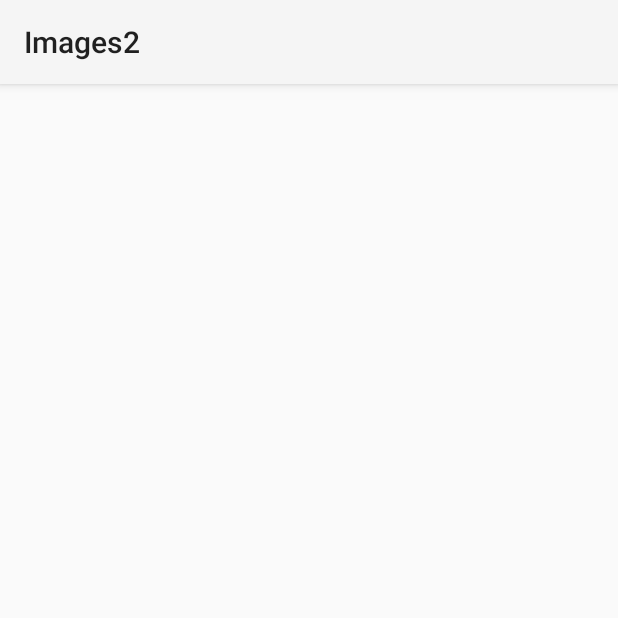
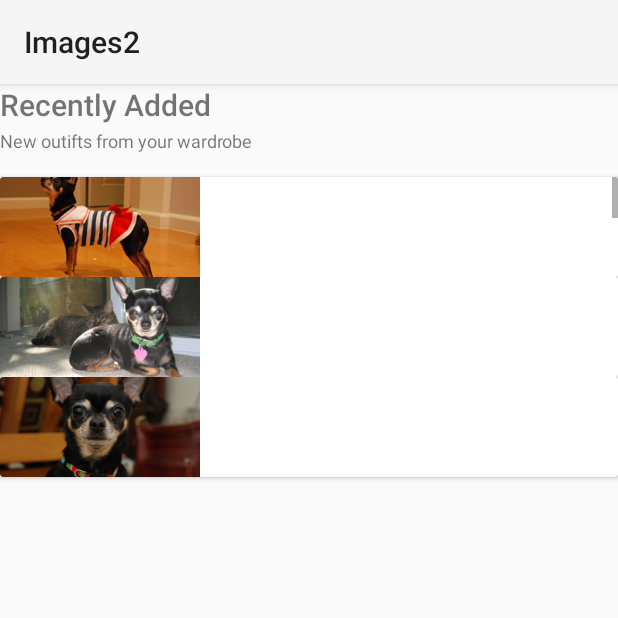
Before and after one commit to bpowell/mhacksv, an Android app: the fragment WhatToWearFragment shown on its own in the app's theme, on a phone screen of 412 x 824 dp, the top half of it. Run offline under Robolectric (Android 15) with nearby library versions, the phone set to English and light mode, and no system bars; libraries missing offline, so code that uses them is left out: org.androidannotations.annotations.

Commit message:
Working image adapter in card view

```diff
--- a/Images/app/src/main/java/edu/oakland/images/activities/MainActivity.java
+++ b/Images/app/src/main/java/edu/oakland/images/activities/MainActivity.java
@@ -1,14 +1,12 @@
 package edu.oakland.images.activities;
 
+import android.app.Fragment;
 import android.os.Bundle;
-import android.app.Fragment;
 import android.support.v4.app.FragmentActivity;
-import android.support.v7.app.ActionBarActivity;
 import android.view.Menu;
 import android.view.MenuItem;
 
 import org.androidannotations.annotations.EActivity;
-import org.androidannotations.annotations.ViewById;
 
 import edu.oakland.images.R;
 import edu.oakland.images.fragments.WhatToWearFragment_;
@@ -17,11 +15,9 @@ import edu.oakland.images.fragments.WhatToWearFragment_;
 @EActivity(R.layout.activity_main)
 public class MainActivity extends FragmentActivity {
 
-
     @Override
     public void onCreate(Bundle savedInstanceState) {
         super.onCreate(savedInstanceState);
-
         setUpFragment();
     }
 
--- /dev/null
+++ b/Images/app/src/main/java/edu/oakland/images/adapters/OutfitAdapter.java
@@ -0,0 +1,65 @@
+package edu.oakland.images.adapters;
+
+import android.content.Context;
+import android.support.v7.widget.CardView;
+import android.view.View;
+import android.view.ViewGroup;
+import android.widget.BaseAdapter;
+import android.widget.GridView;
+import android.widget.ImageView;
+
+import edu.oakland.images.R;
+
+/**
+ * Created by steven on 1/17/15.
+ */
+public class OutfitAdapter extends BaseAdapter {
+    private Context mContext;
+
+    public OutfitAdapter(Context c) {
+        mContext = c;
+    }
+
+    public int getCount() {
+        return mThumbIds.length;
+    }
+
+    public Object getItem(int position) {
+        return null;
+    }
+
+    public long getItemId(int position) {
+        return 0;
+    }
+
+    // create a new ImageView for each item referenced by the Adapter
+    public View getView(int position, View convertView, ViewGroup parent) {
+        CardView cardView = new CardView(mContext);
+        cardView.setPadding(8, 8, 8, 8);
+
+        ImageView imageView = new ImageView(mContext);
+        imageView.setLayoutParams(new GridView.LayoutParams(200, 100));
+        imageView.setScaleType(ImageView.ScaleType.CENTER_CROP);
+
+        imageView.setImageResource(mThumbIds[position]);
+
+        cardView.addView(imageView);
+
+        return cardView;
+    }
+
+    // references to our images
+    private Integer[] mThumbIds = {
+            R.drawable.sample_2, R.drawable.sample_3,
+            R.drawable.sample_4, R.drawable.sample_5,
+            R.drawable.sample_6, R.drawable.sample_7,
+            R.drawable.sample_0, R.drawable.sample_1,
+            R.drawable.sample_2, R.drawable.sample_3,
+            R.drawable.sample_4, R.drawable.sample_5,
+            R.drawable.sample_6, R.drawable.sample_7,
+            R.drawable.sample_0, R.drawable.sample_1,
+            R.drawable.sample_2, R.drawable.sample_3,
+            R.drawable.sample_4, R.drawable.sample_5,
+            R.drawable.sample_6, R.drawable.sample_7
+    };
+}
--- a/Images/app/src/main/java/edu/oakland/images/fragments/WhatToWearFragment.java
+++ b/Images/app/src/main/java/edu/oakland/images/fragments/WhatToWearFragment.java
@@ -1,14 +1,39 @@
 package edu.oakland.images.fragments;
 
 import android.app.Fragment;
+import android.os.Bundle;
+import android.util.Log;
+import android.view.LayoutInflater;
+import android.view.View;
+import android.view.ViewGroup;
+import android.widget.AdapterView;
+import android.widget.GridView;
 
 import org.androidannotations.annotations.EFragment;
 
 import edu.oakland.images.R;
+import edu.oakland.images.adapters.OutfitAdapter;
 
 /**
  * Created by steven on 1/17/15.
  */
-@EFragment(R.layout.fragment_what_to_wear)
+@EFragment
 public class WhatToWearFragment extends Fragment {
+
+    @Override
+    public View onCreateView(LayoutInflater inflater, ViewGroup container,
+                             Bundle savedInstanceState) {
+        View v = inflater.inflate(R.layout.fragment_what_to_wear, container, false);
+        GridView gridView = (GridView) v.findViewById(R.id.grid_view);
+
+        gridView.setAdapter(new OutfitAdapter(getActivity()));
+        gridView.setOnItemClickListener(new AdapterView.OnItemClickListener() {
+            @Override
+            public void onItemClick(AdapterView<?> parent, View view, int position, long id) {
+                Log.d("SLKJA:SLKJ", "" + position);
+            }
+        });
+
+        return v;
+    }
 }
--- a/Images/app/src/main/res/layout/fragment_what_to_wear.xml
+++ b/Images/app/src/main/res/layout/fragment_what_to_wear.xml
@@ -29,6 +29,7 @@
         android:layout_below="@id/recently_added_summary">
 
         <GridView
+            android:id="@+id/grid_view"
             android:layout_width="fill_parent"
             android:layout_height="fill_parent" />
 
```
Also changed, not shown: Images/app/src/main/res/drawable/sample_0.jpg (added), Images/app/src/main/res/drawable/sample_1.jpg (added), Images/app/src/main/res/drawable/sample_2.jpg (added), Images/app/src/main/res/drawable/sample_3.jpg (added), Images/app/src/main/res/drawable/sample_4.jpg (added), Images/app/src/main/res/drawable/sample_5.jpg (added), Images/app/src/main/res/drawable/sample_6.jpg (added), Images/app/src/main/res/drawable/sample_7.jpg (added), 1 other file.
